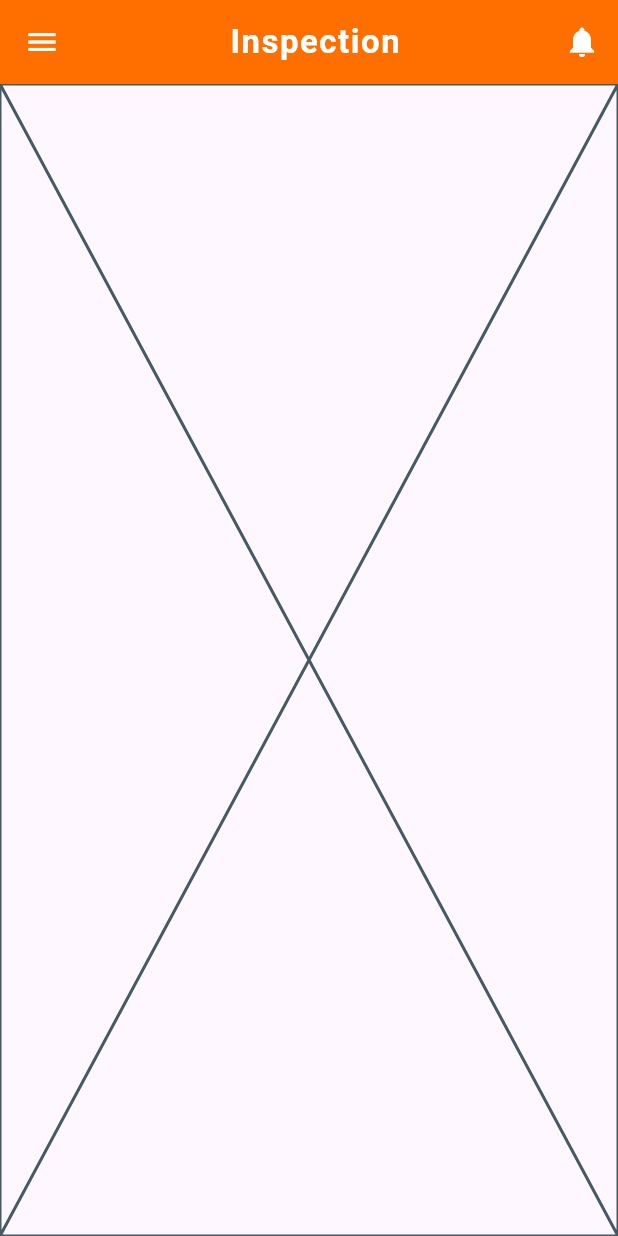
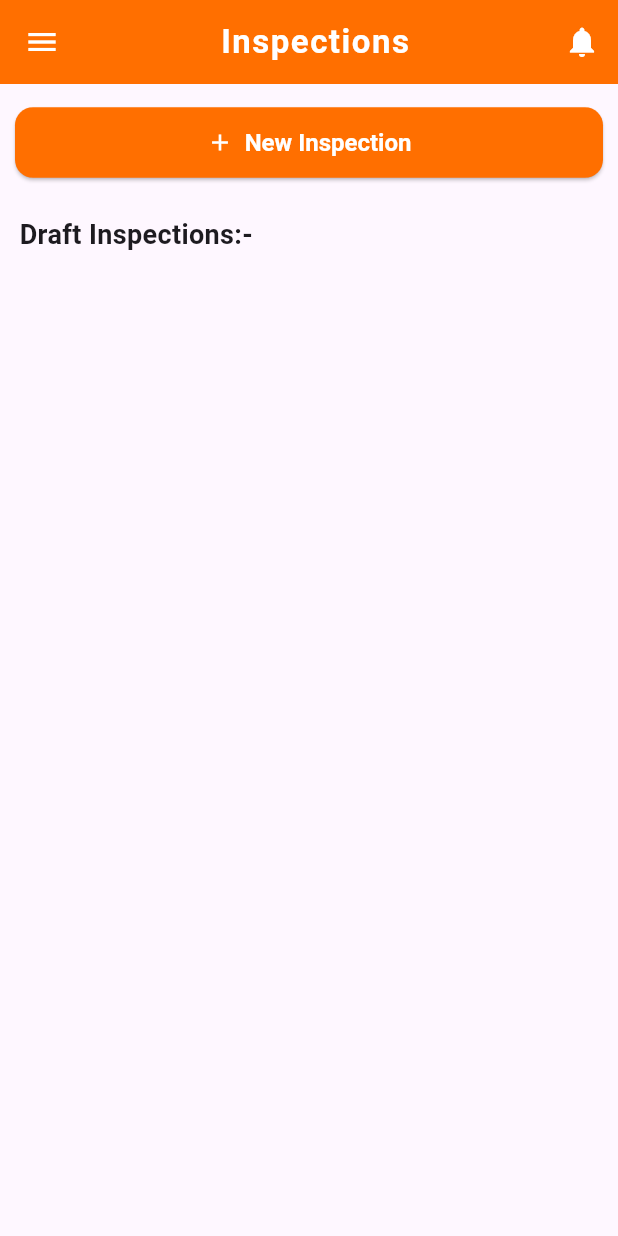
Before and after one commit to rohanAdhikari1/attendance_tracking, a Flutter app: the AdminHomePage screen opened directly, on a phone screen of 412 x 824 dp. Run offline on Flutter 3.47's test engine with Material 3 defaults, Android fonts, the phone set to English and light mode, and no system bars; our stand-ins replace camera, connectivity_plus, dio, flutter_native_splash, flutter_secure_storage, flutter_spinkit and 3 more; missing offline and left inert: mobile_scanner; accounts and stored records are empty.

Commit message:
-admin page added -draft inspection retriver methods created

```diff
--- a/lib/controller/draft_inspection_controller.dart
+++ b/lib/controller/draft_inspection_controller.dart
@@ -1,5 +1,38 @@
+import 'package:attendance_tracking/repositories/api_repository.dart';
 import 'package:get/get.dart';
 
 class DraftInspectionController extends GetxController {
+  var isLoading = false.obs;
+  final ApiRepository apiRepository = ApiRepository();
 
+  @override
+  void onReady() {
+    super.onReady();
+    getDraftInspections();
+  }
+
+  Future<void> getDraftInspections() async {
+    isLoading.value = true;
+    try {
+      // var response = await apiRepository.fetchEnrollMentWithTask();
+      // if (response['success'] == true) {
+      //   List data = response['data'];
+      //   if(response['is_online']){
+      //     tasks.value = data.map((json) => Task.fromJson(json)).toList();
+      //     isOnline.value=true;
+      //   }else{
+      //     enrollments.value = data.map((json) => Enrollment.fromJson(json)).toList();
+      //     isOnline.value=false;
+      //   }
+      // }
+    } catch (e) {
+      Get.snackbar("Error", e.toString());
+    } finally {
+      isLoading.value = false;
+    }
+  }
+
+  void continueDraftInspection(){
+    //TODO: Coninue taskInspection With report_ID
+  }
 }
--- a/lib/pages/admin/admin_home_page.dart
+++ b/lib/pages/admin/admin_home_page.dart
@@ -11,7 +11,7 @@ class AdminHomePage extends StatefulWidget {
 }
 
 class _AdminHomePageState extends State<AdminHomePage> {
-  final List<String> pageNames = ['Inspection', 'History'];
+  final List<String> pageNames = ['Inspections', 'History'];
   @override
   Widget build(BuildContext context) {
     return Scaffold(
--- a/lib/pages/draft_inspections.dart
+++ b/lib/pages/draft_inspections.dart
@@ -1,13 +1,76 @@
 import 'package:attendance_tracking/controller/draft_inspection_controller.dart';
+import 'package:attendance_tracking/pages/AppLayout.dart';
+import 'package:attendance_tracking/pages/inspection.dart';
 import 'package:flutter/material.dart';
 import 'package:get/get.dart';
 
 class DraftInspections extends StatelessWidget {
   DraftInspections({super.key});
-  final DraftInspectionController controller = Get.put(DraftInspectionController());
+  final DraftInspectionController controller = Get.put(
+    DraftInspectionController(),
+  );
 
   @override
   Widget build(BuildContext context) {
-    return const Placeholder();
+    final deviceHeight = MediaQuery.of(context).size.height;
+    return RefreshIndicator(
+      onRefresh: () async {},
+      child: Obx(() {
+        if (controller.isLoading.value) {
+          return const Center(child: CircularProgressIndicator());
+        }
+        return Container(
+          padding: const EdgeInsets.fromLTRB(10, 15, 10, 25),
+          height: double.infinity,
+          child: Column(
+            crossAxisAlignment: CrossAxisAlignment.start,
+            children: [
+              SizedBox(
+                width: double.infinity, // Full width
+                child: ElevatedButton.icon(
+                  onPressed: () {
+                    Get.to(()=>AppLayout(child: Inspection()));
+                  },
+                  icon: Icon(Icons.add, color: Colors.white),
+                  label: Text(
+                    "New Inspection",
+                    style: TextStyle(
+                      color: Colors.white,
+                      fontWeight: FontWeight.bold,
+                      fontSize: 16,
+                    ),
+                  ),
+                  style: ElevatedButton.styleFrom(
+                    backgroundColor: Colors.amber[900],
+                    padding: EdgeInsets.symmetric(
+                      vertical: 14,
+                    ), // vertical padding
+                    textStyle: TextStyle(
+                      fontSize: 16,
+                      fontWeight: FontWeight.bold,
+                    ),
+                    shape: RoundedRectangleBorder(
+                      borderRadius: BorderRadius.circular(12),
+                    ),
+                  ),
+                ),
+              ),
+              // Text("Note: You can also scan QR code to start Inspection."),
+              SizedBox(height: deviceHeight*0.03),
+              Container(
+                padding: EdgeInsets.symmetric(horizontal: 3),
+                margin: EdgeInsets.only(bottom: 10),
+                child:  Text('Draft Inspections:-',
+                    style: TextStyle(
+                      fontSize: 18,
+                      fontWeight: FontWeight.bold,
+                    )),
+              ),
+
+            ],
+          ),
+        );
+      }),
+    );
   }
 }
```
